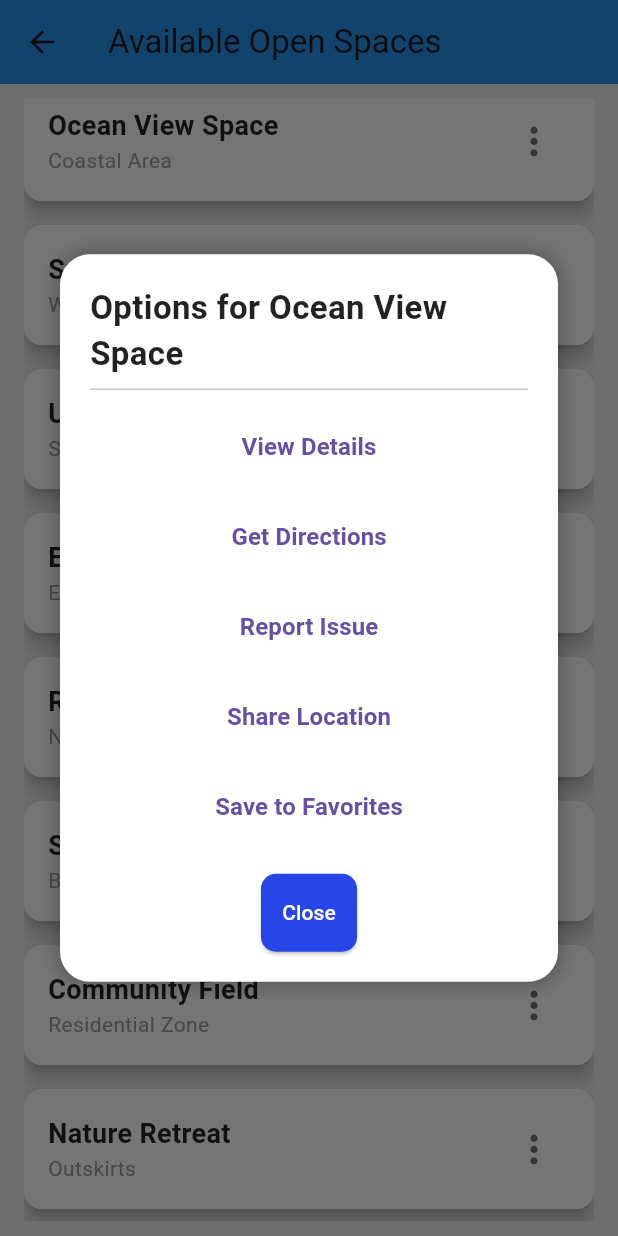
After one commit to RahimHamisi/openspace_app, a Flutter app: the OpenSpacePage screen opened by its route, scrolled down 212 dp, after a tap on the "more vert" icon, on a phone screen of 412 x 824 dp. The commit adds this screen. Run offline on Flutter 3.47's test engine with Material 3 defaults, Android fonts, the phone set to English and light mode, and no system bars; our stand-ins replace flutter_map, flutter_typeahead, geolocator, image_picker, latlong2, quickalert and 2 more; missing offline and left inert: flutter_map_cancellable_tile_provider, flutter_map_location_marker; accounts and stored records are empty.

Commit message:
UPDATE: The adding of openspace screen listing

```diff
--- a/openspace_mobile_app/lib/main.dart
+++ b/openspace_mobile_app/lib/main.dart
@@ -5,6 +5,7 @@ import 'package:openspace_mobile_app/providers/theme_provider.dart';
 import 'package:openspace_mobile_app/screens/helps_and_Faqs.dart';
 import 'package:openspace_mobile_app/screens/home_page.dart';
 import 'package:openspace_mobile_app/l10n/l10n.dart';
+import 'package:openspace_mobile_app/screens/openspace.dart';
 import 'package:openspace_mobile_app/screens/terms_and_conditions.dart';
 import 'package:provider/provider.dart';
 import 'l10n/app_localizations.dart';
@@ -68,6 +69,7 @@ class MyApp extends StatelessWidget {
               '/change-theme': (context) => const ThemeChangePage(),
               '/help-support': (context) =>  HelpPage(),
               '/terms': (context) => TermsAndConditionsPage(),
+              '/open': (context) =>const  OpenSpacePage(),
             },
           );
         },
--- a/openspace_mobile_app/lib/screens/home_page.dart
+++ b/openspace_mobile_app/lib/screens/home_page.dart
@@ -18,7 +18,7 @@ class _HomePageState extends State<HomePage> with SingleTickerProviderStateMixin
     _CardData(iconPath: 'assets/images/report1.jpg', title: 'Report unusual activity', route: '/report-issue'),
     _CardData(iconPath: 'assets/images/report1.jpg', title: 'Reported Issues', route: '/reported-issue'),
     _CardData(iconPath: 'assets/images/track_progress.jpg', title: 'Track progress', route: '/track-progress'),
-    _CardData(iconPath: 'assets/images/openspace.jpg', title: 'Available open spaces', route: '/map'),
+    _CardData(iconPath: 'assets/images/openspace.jpg', title: 'Available open spaces', route: '/open'),
     _CardData(iconPath: 'assets/images/openspace_detail.jpg', title: 'Book Open Space', route: '/booking'),
   ];
 
--- /dev/null
+++ b/openspace_mobile_app/lib/screens/openspace.dart
@@ -0,0 +1,154 @@
+import 'package:flutter/material.dart';
+
+class OpenSpacePage extends StatefulWidget {
+  const OpenSpacePage({super.key});
+
+  @override
+  _OpenSpacePageState createState() => _OpenSpacePageState();
+}
+
+class _OpenSpacePageState extends State<OpenSpacePage> {
+  final List<Map<String, String>> openSpaces = [
+    {"name": "Green Park", "location": "Downtown"},
+    {"name": "Central Plaza", "location": "City Center"},
+    {"name": "Ocean View Space", "location": "Coastal Area"},
+    {"name": "Sunset Pavilion", "location": "West Side"},
+    {"name": "Urban Garden", "location": "Suburban Area"},
+    {"name": "Eco Square", "location": "Eco District"},
+    {"name": "Riverfront Space", "location": "Near River"},
+    {"name": "Skyline Park", "location": "Business District"},
+    {"name": "Community Field", "location": "Residential Zone"},
+    {"name": "Nature Retreat", "location": "Outskirts"},
+  ];
+
+  void _showOptions(BuildContext context, String spaceName) {
+    showDialog(
+      context: context,
+      builder: (context) {
+        return Dialog(
+          shape: RoundedRectangleBorder(borderRadius: BorderRadius.circular(20)),
+          elevation: 10,
+          backgroundColor: Colors.transparent,
+          child: Container(
+            padding: const EdgeInsets.all(20),
+            decoration: BoxDecoration(
+              borderRadius: BorderRadius.circular(20),
+              color: Colors.white, // Removed gradient effect
+              boxShadow: [BoxShadow(color: Colors.black26, blurRadius: 10, spreadRadius: 2)],
+            ),
+            child: Column(
+              mainAxisSize: MainAxisSize.min,
+              children: [
+                Text(
+                  "Options for $spaceName",
+                  style: const TextStyle(fontSize: 22, fontWeight: FontWeight.bold),
+                ),
+                const Divider(thickness: 1),
+                _optionButton("View Details"),
+                _optionButton("Get Directions"),
+                _optionButton("Report Issue"),
+                _optionButton("Share Location"),
+                _optionButton("Save to Favorites"),
+                const SizedBox(height: 15),
+                ElevatedButton(
+                  onPressed: () => Navigator.pop(context),
+                  style: ElevatedButton.styleFrom(
+                    shape: RoundedRectangleBorder(borderRadius: BorderRadius.circular(10)),
+                  ),
+                  child: const Text("Close"),
+                ),
+              ],
+            ),
+          ),
+        );
+      },
+    );
+  }
+
+  Widget _optionButton(String title) {
+    return Padding(
+      padding: const EdgeInsets.symmetric(vertical: 6),
+      child: TextButton(
+        onPressed: () => Navigator.pop(context, title),
+        child: Text(title, style: const TextStyle(fontSize: 16, fontWeight: FontWeight.bold)),
+      ),
+    );
+  }
+
+  @override
+  Widget build(BuildContext context) {
+    return Scaffold(
+      backgroundColor: Colors.grey[200],
+      appBar: AppBar(
+        title: const Text("Available Open Spaces"),
+        backgroundColor: Colors.blue,
+        elevation: 2,
+      ),
+      body: Padding(
+        padding: const EdgeInsets.symmetric(horizontal: 16, vertical: 10),
+        child: LayoutBuilder(
+          builder: (context, constraints) {
+            if (constraints.maxWidth > 600) {
+              return GridView.builder(
+                gridDelegate: const SliverGridDelegateWithFixedCrossAxisCount(
+                  crossAxisCount: 2,
+                  crossAxisSpacing: 10,
+                  mainAxisSpacing: 10,
+                  childAspectRatio: 2.5,
+                ),
+                itemCount: openSpaces.length,
+                itemBuilder: (context, index) {
+                  return _buildOpenSpaceCard(openSpaces[index]);
+                },
+              );
+            } else {
+              return ListView.builder(
+                itemCount: openSpaces.length,
+                itemBuilder: (context, index) {
+                  return _buildOpenSpaceCard(openSpaces[index]);
+                },
+              );
+            }
+          },
+        ),
+      ),
+    );
+  }
+
+  Widget _buildOpenSpaceCard(Map<String, String> space) {
+    return Card(
+      elevation: 5,
+      shape: RoundedRectangleBorder(borderRadius: BorderRadius.circular(12)),
+      margin: const EdgeInsets.symmetric(vertical: 8),
+      child: Container(
+        padding: const EdgeInsets.all(16),
+        decoration: BoxDecoration(
+          borderRadius: BorderRadius.circular(12),
+          color: Colors.white,
+        ),
+        child: Row(
+          mainAxisAlignment: MainAxisAlignment.spaceBetween,
+          children: [
+            Column(
+              crossAxisAlignment: CrossAxisAlignment.start,
+              children: [
+                Text(
+                  space["name"]!,
+                  style: const TextStyle(fontSize: 18, fontWeight: FontWeight.bold),
+                ),
+                Text(
+                  space["location"]!,
+                  style: const TextStyle(fontSize: 14, color: Colors.grey),
+                ),
+              ],
+            ),
+            IconButton(
+              icon: const Icon(Icons.more_vert, color: Colors.black54, size: 30),
+              onPressed: () => _showOptions(context, space["name"]!),
+            ),
+          ],
+        ),
+      ),
+    );
+  }
+}
```
